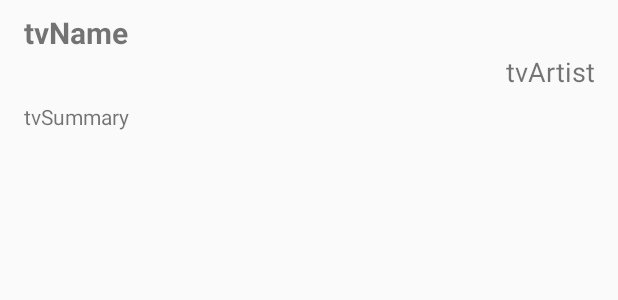
After one commit to Nick-infinity/RSS-Feed-Downloader, an Android app: the layout list_record.xml on its own in the app's theme, with its tools: preview values and no code run, on a phone screen of 412 x 824 dp. The commit adds this screen. Shown: the top 300 px of the screen. Run offline under Robolectric (Android 15) with nearby library versions, the phone set to English and light mode, and no system bars.

Commit message:
layout: Adding Listview and its views

```diff
--- a/app/src/main/res/layout/activity_main.xml
+++ b/app/src/main/res/layout/activity_main.xml
@@ -6,13 +6,19 @@
     android:layout_height="match_parent"
     tools:context=".MainActivity">
 
-    <TextView
-        android:layout_width="wrap_content"
-        android:layout_height="wrap_content"
-        android:text="Hello World!"
+    <ListView
+        android:id="@+id/xmlListView"
+        android:layout_width="0dp"
+        android:layout_height="0dp"
+        android:layout_marginStart="8dp"
+        android:layout_marginLeft="8dp"
+        android:layout_marginTop="8dp"
+        android:layout_marginEnd="8dp"
+        android:layout_marginRight="8dp"
+        android:layout_marginBottom="8dp"
         app:layout_constraintBottom_toBottomOf="parent"
-        app:layout_constraintLeft_toLeftOf="parent"
-        app:layout_constraintRight_toRightOf="parent"
-        app:layout_constraintTop_toTopOf="parent" />
-
+        app:layout_constraintEnd_toEndOf="parent"
+        app:layout_constraintStart_toStartOf="parent"
+        app:layout_constraintTop_toTopOf="parent"
+        app:layout_constraintVertical_bias="0.0" />
 </androidx.constraintlayout.widget.ConstraintLayout>
--- /dev/null
+++ b/app/src/main/res/layout/list_record.xml
@@ -0,0 +1,53 @@
+<?xml version="1.0" encoding="utf-8"?>
+<androidx.constraintlayout.widget.ConstraintLayout xmlns:android="http://schemas.android.com/apk/res/android"
+    xmlns:app="http://schemas.android.com/apk/res-auto"
+    xmlns:tools="http://schemas.android.com/tools"
+    android:layout_width="match_parent"
+    android:layout_height="match_parent">
+
+    <TextView
+        android:id="@+id/tvName"
+        android:layout_width="0dp"
+        android:layout_height="wrap_content"
+        android:layout_marginStart="16dp"
+        android:layout_marginLeft="16dp"
+        android:layout_marginTop="8dp"
+        android:layout_marginEnd="16dp"
+        android:layout_marginRight="16dp"
+        android:text="tvName"
+        android:textSize="20sp"
+        android:textStyle="bold"
+        app:layout_constraintEnd_toEndOf="parent"
+        app:layout_constraintStart_toStartOf="parent"
+        app:layout_constraintTop_toTopOf="parent" />
+
+    <TextView
+        android:id="@+id/tvArtist"
+        android:layout_width="0dp"
+        android:layout_height="wrap_content"
+        android:layout_marginStart="16dp"
+        android:layout_marginLeft="16dp"
+        android:layout_marginEnd="16dp"
+        android:layout_marginRight="16dp"
+        android:text="tvArtist"
+        android:textAlignment="textEnd"
+        android:gravity="end"
+        android:textSize="18sp"
+        app:layout_constraintEnd_toEndOf="parent"
+        app:layout_constraintStart_toStartOf="parent"
+        app:layout_constraintTop_toBottomOf="@+id/tvName" />
+
+    <TextView
+        android:id="@+id/tvSummary"
+        android:layout_width="0dp"
+        android:layout_height="wrap_content"
+        android:layout_marginStart="16dp"
+        android:layout_marginLeft="16dp"
+        android:layout_marginTop="8dp"
+        android:layout_marginEnd="16dp"
+        android:layout_marginRight="16dp"
+        android:text="tvSummary"
+        app:layout_constraintEnd_toEndOf="parent"
+        app:layout_constraintStart_toStartOf="parent"
+        app:layout_constraintTop_toBottomOf="@+id/tvArtist" />
+</androidx.constraintlayout.widget.ConstraintLayout>
```
